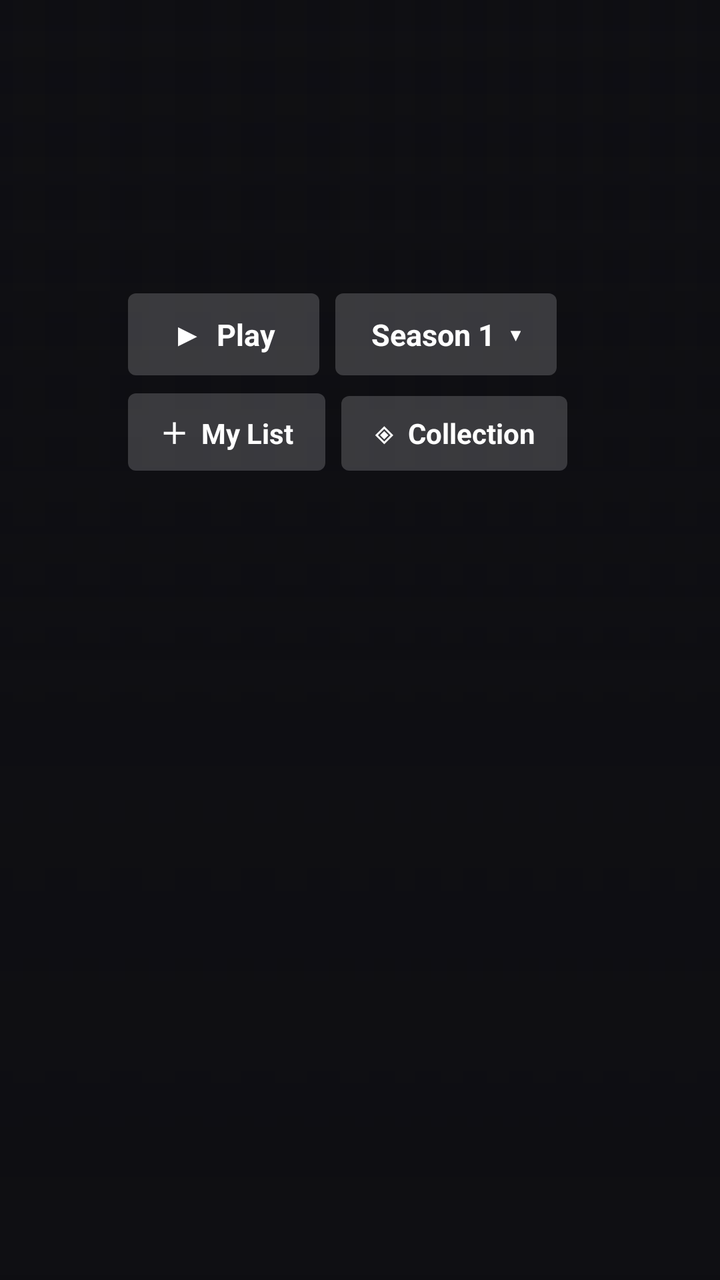
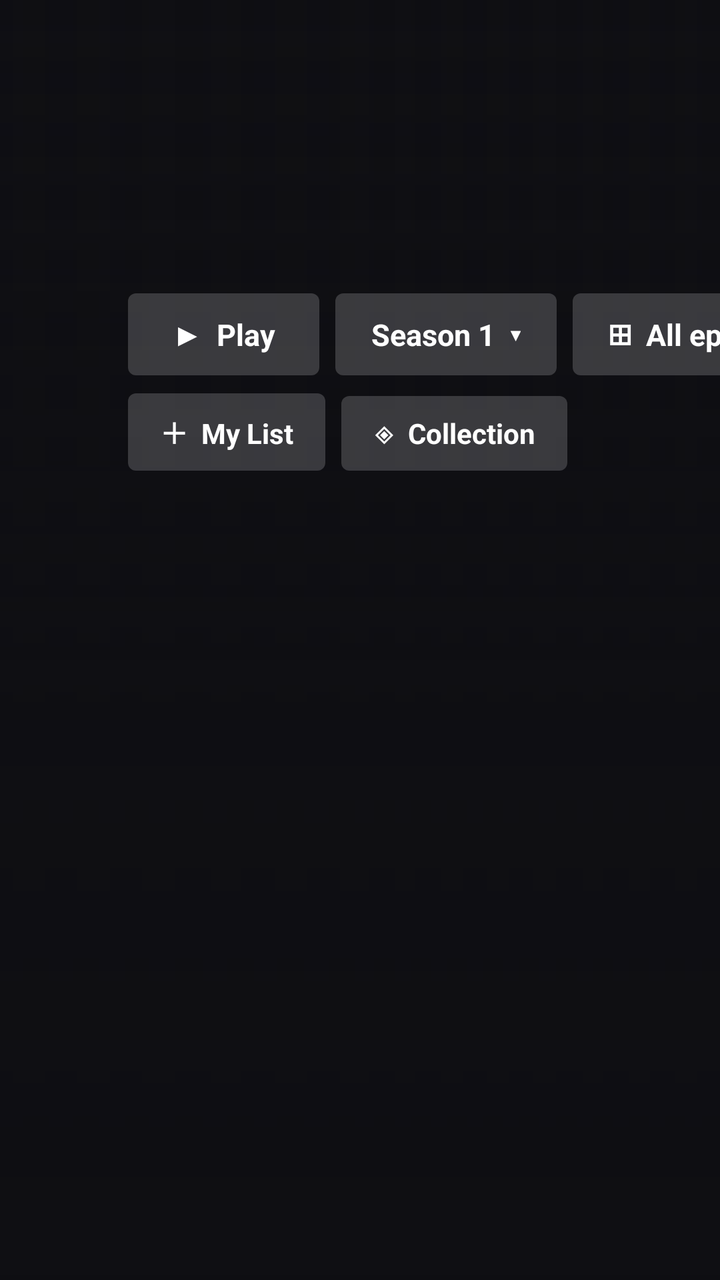

An Android layout rendered at two revisions. The XML below is the earlier revision; the diff shows what the commit changed to produce the second picture.
<!-- AndroidManifest.xml: application theme AppTheme -->
<!-- res/layout/activity_episodes.xml -->
<?xml version="1.0" encoding="utf-8"?>
<FrameLayout xmlns:android="http://schemas.android.com/apk/res/android"
    android:layout_width="match_parent"
    android:layout_height="match_parent"
    android:background="@color/bg">

    <ImageView
        android:id="@+id/epBackdrop"
        android:layout_width="match_parent"
        android:layout_height="match_parent"
        android:scaleType="centerCrop"
        android:contentDescription="@string/app_name" />

    <View android:layout_width="match_parent" android:layout_height="match_parent" android:background="@drawable/scrim_left" />
    <View android:layout_width="match_parent" android:layout_height="match_parent" android:background="@drawable/scrim_bottom" />

    <LinearLayout
        android:layout_width="500dp"
        android:layout_height="wrap_content"
        android:layout_marginStart="64dp"
        android:layout_marginTop="36dp"
        android:orientation="vertical">

        <ImageView
            android:id="@+id/epLogo"
            android:layout_width="300dp"
            android:layout_height="90dp"
            android:scaleType="fitStart"
            android:visibility="gone"
            android:contentDescription="@string/app_name" />

        <TextView
            android:id="@+id/seriesName"
            android:layout_width="match_parent"
            android:layout_height="wrap_content"
            android:fontFamily="@font/cinzel_bold"
            android:textColor="@color/title_cream"
            android:textSize="34sp"
            android:lineSpacingMultiplier="0.95"
            android:maxLines="2"
            android:ellipsize="end"
            android:shadowColor="#cc000000"
            android:shadowRadius="16" />

        <TextView
            android:id="@+id/epMeta"
            android:layout_width="wrap_content"
            android:layout_height="wrap_content"
            android:layout_marginTop="8dp"
            android:textColor="@color/text_soft"
            android:textSize="13sp"
            android:textStyle="bold"
            android:shadowColor="#cc000000"
            android:shadowRadius="8" />

        <TextView
            android:id="@+id/epSynopsis"
            android:layout_width="440dp"
            android:layout_height="wrap_content"
            android:layout_marginTop="8dp"
            android:textColor="@color/text_soft"
            android:textSize="13sp"
            android:lineSpacingExtra="2dp"
            android:maxLines="3"
            android:ellipsize="end"
            android:shadowColor="#cc000000"
            android:shadowRadius="8" />

        
        <LinearLayout
            android:layout_width="wrap_content"
            android:layout_height="wrap_content"
            android:layout_marginTop="14dp"
            android:orientation="horizontal">

            <TextView
                android:id="@+id/btnResume"
                android:layout_width="wrap_content"
                android:layout_height="wrap_content"
                android:background="@drawable/btn_primary"
                android:focusable="true"
                android:clickable="true"
                android:paddingStart="22dp" android:paddingEnd="22dp"
                android:paddingTop="10dp" android:paddingBottom="10dp"
                android:singleLine="true"
                android:ellipsize="end"
                android:maxWidth="360dp"
                android:text="▶  Play"
                android:textColor="@color/btn_primary_text"
                android:textSize="15sp"
                android:textStyle="bold" />

            <TextView
                android:id="@+id/btnSeason"
                android:layout_width="wrap_content"
                android:layout_height="wrap_content"
                android:layout_marginStart="8dp"
                android:background="@drawable/btn_primary"
                android:focusable="true"
                android:clickable="true"
                android:paddingStart="18dp" android:paddingEnd="18dp"
                android:paddingTop="10dp" android:paddingBottom="10dp"
                android:singleLine="true"
                android:ellipsize="end"
                android:text="Season 1  ▾"
                android:textColor="@color/btn_primary_text"
                android:textSize="15sp"
                android:textStyle="bold" />
        </LinearLayout>

        <LinearLayout
            android:layout_width="wrap_content"
            android:layout_height="wrap_content"
            android:layout_marginTop="9dp"
            android:orientation="horizontal">

            <TextView
                android:id="@+id/btnMyList"
                android:layout_width="wrap_content"
                android:layout_height="wrap_content"
                android:background="@drawable/btn_primary"
                android:focusable="true"
                android:clickable="true"
                android:paddingStart="16dp" android:paddingEnd="16dp"
                android:paddingTop="9dp" android:paddingBottom="9dp"
                android:singleLine="true"
                android:ellipsize="end"
                android:text="＋  My List"
                android:textColor="@color/btn_primary_text"
                android:textSize="14sp"
                android:textStyle="bold" />

            <TextView
                android:id="@+id/btnCollection"
                android:layout_width="wrap_content"
                android:layout_height="wrap_content"
                android:layout_marginStart="8dp"
                android:background="@drawable/btn_primary"
                android:focusable="true"
                android:clickable="true"
                android:paddingStart="16dp" android:paddingEnd="16dp"
                android:paddingTop="9dp" android:paddingBottom="9dp"
                android:singleLine="true"
                android:ellipsize="end"
                android:text="◈  Collection"
                android:textColor="@color/btn_primary_text"
                android:textSize="14sp"
                android:textStyle="bold" />

            <TextView
                android:id="@+id/btnTrailer"
                android:layout_width="wrap_content"
                android:layout_height="wrap_content"
                android:layout_marginStart="8dp"
                android:background="@drawable/btn_primary"
                android:focusable="true"
                android:clickable="true"
                android:paddingStart="16dp" android:paddingEnd="16dp"
                android:paddingTop="9dp" android:paddingBottom="9dp"
                android:singleLine="true"
                android:ellipsize="end"
                android:text="▶  Trailer"
                android:textColor="@color/btn_primary_text"
                android:textSize="14sp"
                android:textStyle="bold"
                android:visibility="gone" />
        </LinearLayout>
    </LinearLayout>

    <LinearLayout
        android:layout_width="match_parent"
        android:layout_height="wrap_content"
        android:layout_gravity="bottom"
        android:orientation="vertical"
        android:paddingBottom="14dp">

        <TextView
            android:id="@+id/epRowHeader"
            android:layout_width="wrap_content"
            android:layout_height="wrap_content"
            android:paddingStart="64dp"
            android:textColor="@color/text_soft"
            android:textSize="12sp"
            android:textStyle="bold"
            android:shadowColor="#cc000000"
            android:shadowRadius="8" />

        <androidx.recyclerview.widget.RecyclerView
            android:id="@+id/episodeList"
            android:layout_width="match_parent"
            android:layout_height="wrap_content"
            android:clipToPadding="false"
            android:clipChildren="false"
            android:paddingStart="58dp"
            android:paddingEnd="40dp"
            android:paddingTop="8dp"
            android:paddingBottom="6dp"
            android:descendantFocusability="afterDescendants" />
    </LinearLayout>
</FrameLayout>
<!-- resources referenced by this layout -->
<resources>
  <color name="bg">#0e0e12</color>
  <color name="text_soft">#d8d3c8</color>
  <color name="title_cream">#f7e9c6</color>
  <!-- drawable btn_primary (drawable) -->
  <?xml version="1.0" encoding="utf-8"?>
  <selector xmlns:android="http://schemas.android.com/apk/res/android">
      <item android:state_focused="true">
          <shape android:shape="rectangle">
              <solid android:color="#f2f2f2" />
              <corners android:radius="4dp" />
          </shape>
      </item>
      <item>
          <shape android:shape="rectangle">
              <solid android:color="#2effffff" />
              <corners android:radius="4dp" />
          </shape>
      </item>
  </selector>
  <!-- drawable scrim_bottom (drawable) -->
  <?xml version="1.0" encoding="utf-8"?>
  <shape xmlns:android="http://schemas.android.com/apk/res/android" android:shape="rectangle">
      <gradient android:angle="90" android:startColor="#ff0e0e12" android:centerColor="#cc0e0e12" android:centerY="0.45" android:endColor="#000e0e12" />
  </shape>
  <!-- drawable scrim_left (drawable) -->
  <?xml version="1.0" encoding="utf-8"?>
  <shape xmlns:android="http://schemas.android.com/apk/res/android" android:shape="rectangle">
      <gradient android:angle="0" android:startColor="#f00e0e12" android:centerColor="#8c0e0e12" android:centerY="0.5" android:endColor="#000e0e12" />
  </shape>
  <string name="app_name">Wahab TV</string>
  <style name="AppTheme" parent="android:Theme.Material.NoActionBar">
          <item name="android:windowBackground">@color/bg</item>
          <item name="android:colorBackground">@color/bg</item>
          <item name="android:colorAccent">@color/accent</item>
      </style>
  <color name="accent">#e0b34d</color>
</resources>

<!-- the commit's change to res/layout/activity_episodes.xml (unified diff, before → after) -->
@@ -103,6 +103,23 @@
                 android:singleLine="true"
                 android:ellipsize="end"
                 android:text="Season 1  ▾"
+                android:textColor="@color/btn_primary_text"
+                android:textSize="15sp"
+                android:textStyle="bold" />
+
+            
+            <TextView
+                android:id="@+id/btnAllEpisodes"
+                android:layout_width="wrap_content"
+                android:layout_height="wrap_content"
+                android:layout_marginStart="8dp"
+                android:background="@drawable/btn_primary"
+                android:focusable="true"
+                android:clickable="true"
+                android:paddingStart="18dp" android:paddingEnd="18dp"
+                android:paddingTop="10dp" android:paddingBottom="10dp"
+                android:singleLine="true"
+                android:text="⊞  All episodes"
                 android:textColor="@color/btn_primary_text"
                 android:textSize="15sp"
                 android:textStyle="bold" />
<!-- resource entries referenced after the edit -->
@@ -34,7 +34,15 @@
           <item name="android:windowBackground">@color/bg</item>
           <item name="android:colorBackground">@color/bg</item>
           <item name="android:colorAccent">@color/accent</item>
+          
+          <item name="android:windowAnimationStyle">@style/PageAnimation</item>
       </style>
   <color name="accent">#e0b34d</color>
+  <style name="PageAnimation" parent="@android:style/Animation.Activity">
+          <item name="android:activityOpenEnterAnimation">@anim/fade_in</item>
+          <item name="android:activityOpenExitAnimation">@anim/fade_out</item>
+          <item name="android:activityCloseEnterAnimation">@anim/back_in</item>
+          <item name="android:activityCloseExitAnimation">@anim/back_out</item>
+      </style>
 </resources>
 
